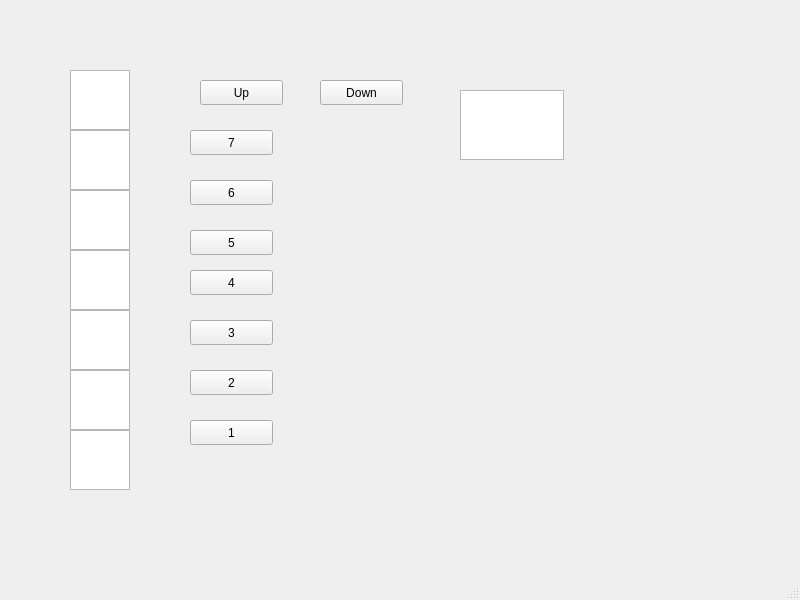
The window that mainwindow.ui (Kaibbage/Elevator-Simulation) describes before a commit, drawn with Qt 5.
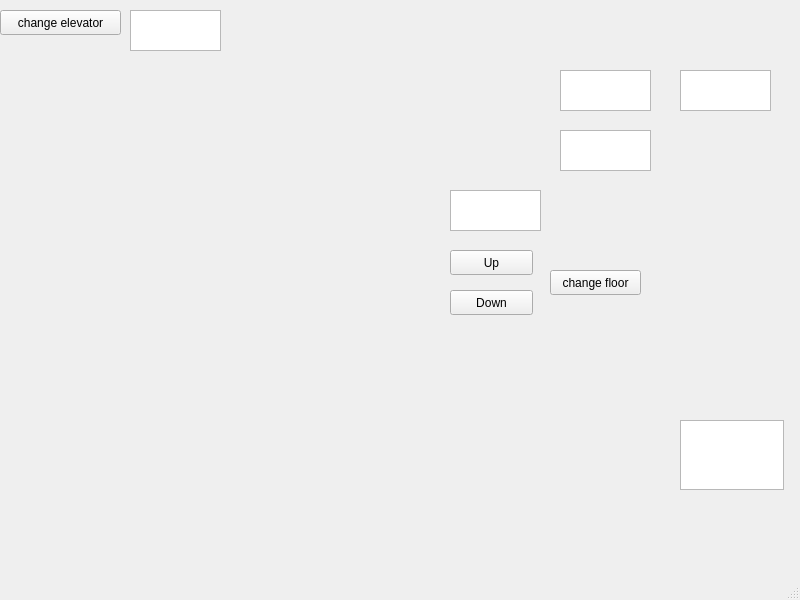
The same window after the commit.

Diff of the .ui file:
```diff
--- a/mainwindow.ui
+++ b/mainwindow.ui
@@ -17,88 +17,18 @@
    <widget class="QPlainTextEdit" name="plainTextEdit">
     <property name="geometry">
      <rect>
-      <x>460</x>
-      <y>90</y>
+      <x>680</x>
+      <y>420</y>
       <width>104</width>
       <height>70</height>
      </rect>
     </property>
    </widget>
-   <widget class="QTextBrowser" name="textBrowser11">
+   <widget class="QPushButton" name="upButton">
     <property name="geometry">
      <rect>
-      <x>70</x>
-      <y>430</y>
-      <width>60</width>
-      <height>60</height>
-     </rect>
-    </property>
-   </widget>
-   <widget class="QTextBrowser" name="textBrowser12">
-    <property name="geometry">
-     <rect>
-      <x>70</x>
-      <y>370</y>
-      <width>60</width>
-      <height>60</height>
-     </rect>
-    </property>
-   </widget>
-   <widget class="QTextBrowser" name="textBrowser13">
-    <property name="geometry">
-     <rect>
-      <x>70</x>
-      <y>310</y>
-      <width>60</width>
-      <height>60</height>
-     </rect>
-    </property>
-   </widget>
-   <widget class="QTextBrowser" name="textBrowser14">
-    <property name="geometry">
-     <rect>
-      <x>70</x>
+      <x>450</x>
       <y>250</y>
-      <width>60</width>
-      <height>60</height>
-     </rect>
-    </property>
-   </widget>
-   <widget class="QTextBrowser" name="textBrowser15">
-    <property name="geometry">
-     <rect>
-      <x>70</x>
-      <y>190</y>
-      <width>60</width>
-      <height>60</height>
-     </rect>
-    </property>
-   </widget>
-   <widget class="QTextBrowser" name="textBrowser16">
-    <property name="geometry">
-     <rect>
-      <x>70</x>
-      <y>130</y>
-      <width>60</width>
-      <height>60</height>
-     </rect>
-    </property>
-   </widget>
-   <widget class="QTextBrowser" name="textBrowser17">
-    <property name="geometry">
-     <rect>
-      <x>70</x>
-      <y>70</y>
-      <width>60</width>
-      <height>60</height>
-     </rect>
-    </property>
-   </widget>
-   <widget class="QPushButton" name="upButton1">
-    <property name="geometry">
-     <rect>
-      <x>200</x>
-      <y>80</y>
       <width>83</width>
       <height>25</height>
      </rect>
@@ -110,8 +40,8 @@
    <widget class="QPushButton" name="downButton1">
     <property name="geometry">
      <rect>
-      <x>320</x>
-      <y>80</y>
+      <x>450</x>
+      <y>290</y>
       <width>83</width>
       <height>25</height>
      </rect>
@@ -120,95 +50,80 @@
      <string>Down</string>
     </property>
    </widget>
-   <widget class="QPushButton" name="destButton1">
+   <widget class="QTextBrowser" name="displayTextBrowser">
     <property name="geometry">
      <rect>
-      <x>190</x>
-      <y>420</y>
-      <width>83</width>
-      <height>25</height>
+      <x>560</x>
+      <y>70</y>
+      <width>91</width>
+      <height>41</height>
      </rect>
     </property>
-    <property name="text">
-     <string>1</string>
+   </widget>
+   <widget class="QTextBrowser" name="bellTextBrowser">
+    <property name="geometry">
+     <rect>
+      <x>680</x>
+      <y>70</y>
+      <width>91</width>
+      <height>41</height>
+     </rect>
     </property>
    </widget>
-   <widget class="QPushButton" name="destButton2">
+   <widget class="QTextBrowser" name="audioTextBrowser">
     <property name="geometry">
      <rect>
-      <x>190</x>
-      <y>370</y>
-      <width>83</width>
-      <height>25</height>
+      <x>560</x>
+      <y>130</y>
+      <width>91</width>
+      <height>41</height>
      </rect>
     </property>
-    <property name="text">
-     <string>2</string>
-    </property>
    </widget>
-   <widget class="QPushButton" name="destButton3">
+   <widget class="QTextBrowser" name="selectedFloorOnGUI">
     <property name="geometry">
      <rect>
-      <x>190</x>
-      <y>320</y>
-      <width>83</width>
-      <height>25</height>
+      <x>450</x>
+      <y>190</y>
+      <width>91</width>
+      <height>41</height>
      </rect>
     </property>
-    <property name="text">
-     <string>3</string>
-    </property>
    </widget>
    <widget class="QPushButton" name="destButton4">
     <property name="geometry">
      <rect>
-      <x>190</x>
+      <x>550</x>
       <y>270</y>
-      <width>83</width>
+      <width>91</width>
       <height>25</height>
      </rect>
     </property>
     <property name="text">
-     <string>4</string>
+     <string>change floor</string>
     </property>
    </widget>
    <widget class="QPushButton" name="destButton5">
     <property name="geometry">
      <rect>
-      <x>190</x>
-      <y>230</y>
-      <width>83</width>
+      <x>0</x>
+      <y>10</y>
+      <width>121</width>
       <height>25</height>
      </rect>
     </property>
     <property name="text">
-     <string>5</string>
+     <string>change elevator</string>
     </property>
    </widget>
-   <widget class="QPushButton" name="destButton6">
+   <widget class="QTextBrowser" name="selectedElevatorOnGUI">
     <property name="geometry">
      <rect>
-      <x>190</x>
-      <y>180</y>
-      <width>83</width>
-      <height>25</height>
+      <x>130</x>
+      <y>10</y>
+      <width>91</width>
+      <height>41</height>
      </rect>
-    </property>
-    <property name="text">
-     <string>6</string>
-    </property>
-   </widget>
-   <widget class="QPushButton" name="destButton7">
-    <property name="geometry">
-     <rect>
-      <x>190</x>
-      <y>130</y>
-      <width>83</width>
-      <height>25</height>
-     </rect>
-    </property>
-    <property name="text">
-     <string>7</string>
     </property>
    </widget>
   </widget>
```
Left out of the diff: 6 changed lines with no effect on the pictures.
